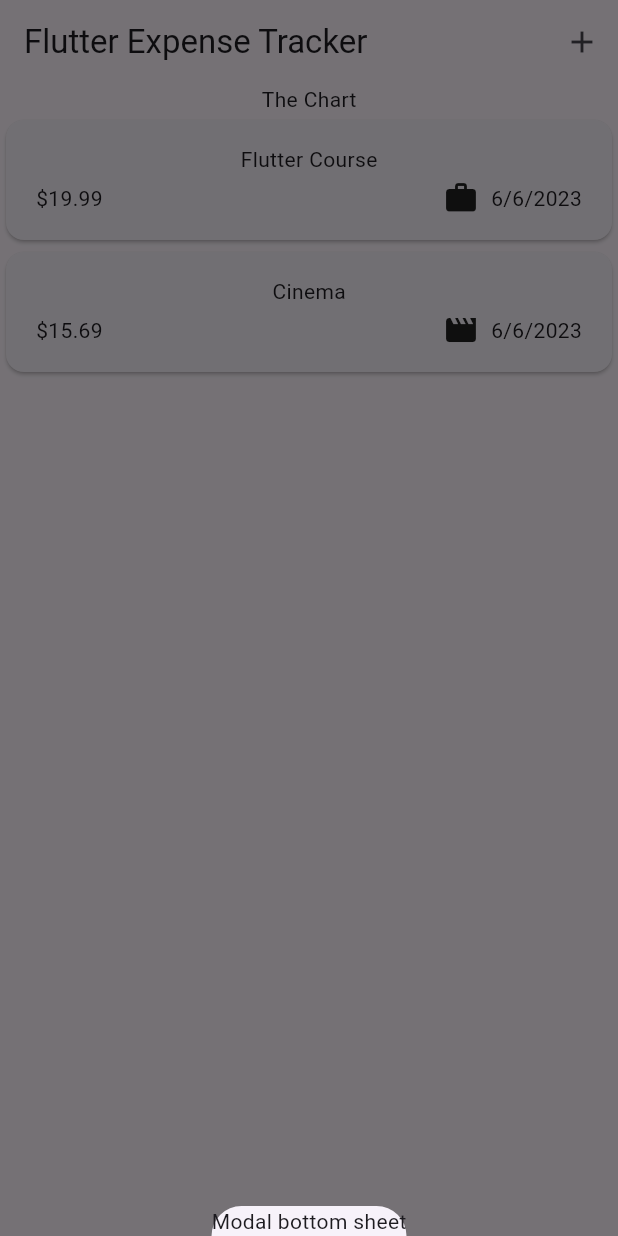
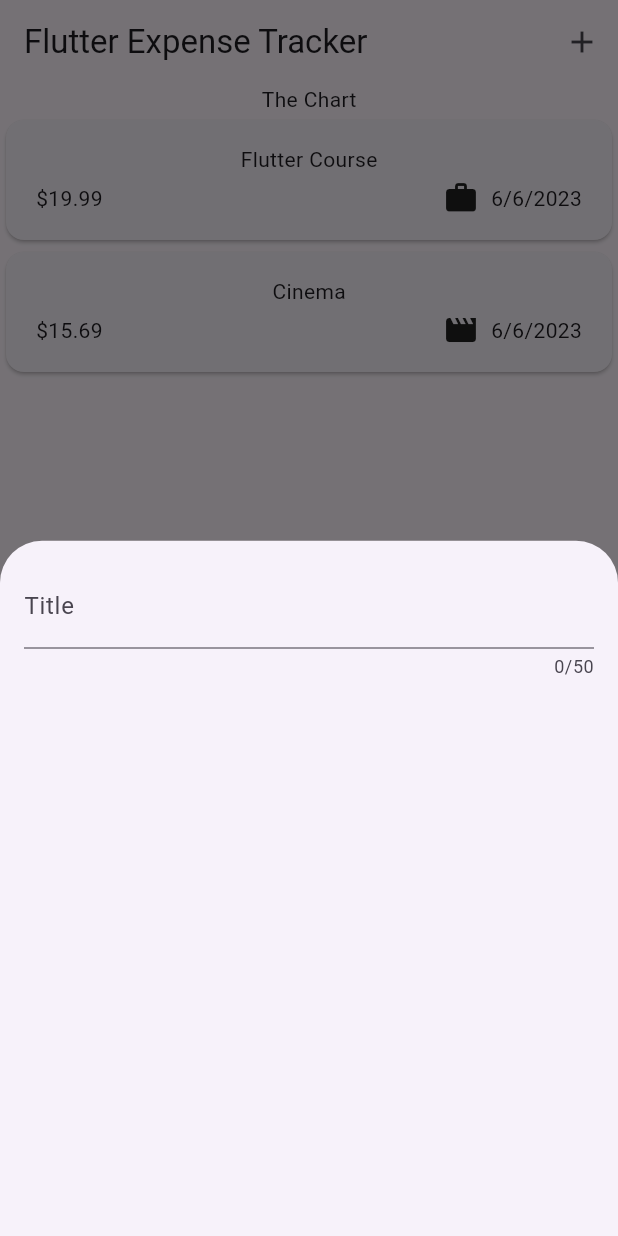
Before and after one commit to JijoJames04/expense_tracker, a Flutter app: the screen it shows after launch, after a tap on the "add" icon, on a phone screen of 412 x 824 dp. Run offline on Flutter 3.47's test engine with Material 2 defaults, Android fonts, the phone set to English and light mode, and no system bars.

Commit message:
Handling User (Text) Input with the TextField Widget

```diff
--- a/lib/widgets/expenses.dart
+++ b/lib/widgets/expenses.dart
@@ -2,6 +2,7 @@ import 'package:flutter/material.dart';
 
 import 'package:expense_tracker/models/expense.dart';
 import 'package:expense_tracker/widgets/expenses_list/expenses_list.dart';
+import 'package:expense_tracker/widgets/new_expense.dart';
 
 class Expenses extends StatefulWidget {
   const Expenses({super.key});
@@ -29,7 +30,7 @@ class _ExpensesState extends State<Expenses> {
   void _openAddExpenseOverlay() {
     showModalBottomSheet(
       context: context,
-      builder: (ctx) => const Text('Modal bottom sheet'),
+      builder: (ctx) => const NewExpense(),
     );
   }
 
--- /dev/null
+++ b/lib/widgets/new_expense.dart
@@ -0,0 +1,29 @@
+import 'package:flutter/material.dart';
+
+class NewExpense extends StatefulWidget {
+  const NewExpense({super.key});
+
+  @override
+  State<NewExpense> createState() => _NewExpenseState();
+}
+
+class _NewExpenseState extends State<NewExpense> {
+  @override
+  Widget build(BuildContext context) {
+    return const Padding(
+      padding: EdgeInsets.all(16),
+      child: Column(
+        children: [
+          TextField(
+            maxLength: 50,
+            decoration: InputDecoration(
+              label: Text(
+                'Title',
+              ),
+            ),
+          ),
+        ],
+      ),
+    );
+  }
+}
```
